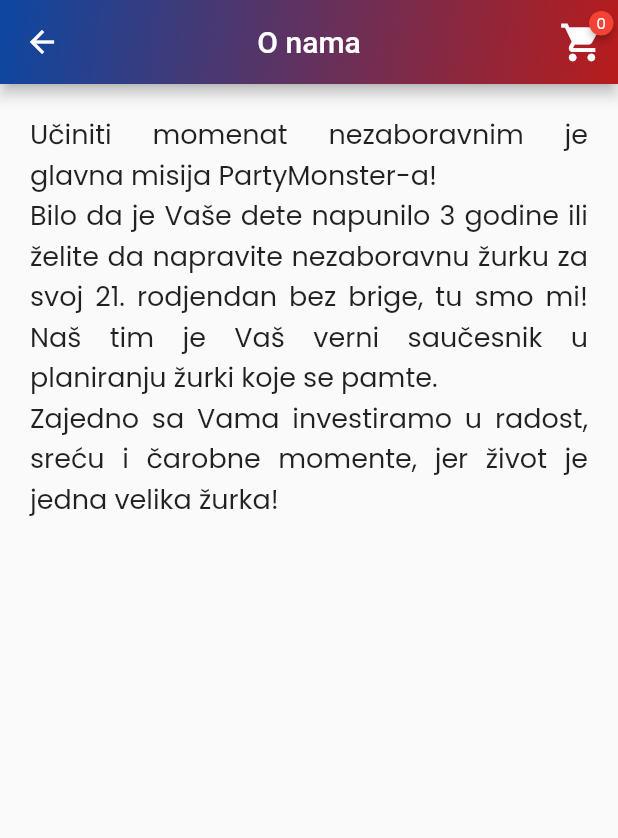
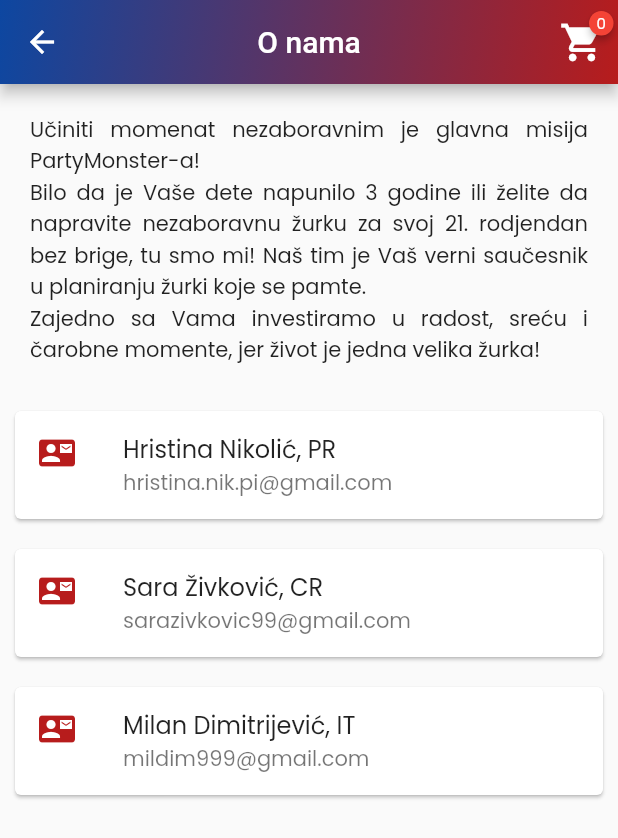
Before and after one commit to matf-pp/2021_Online_prodavnica, a Flutter app: the ONamaPage screen opened directly, on a phone screen of 412 x 824 dp. Shown: the top 838 px of the screen. Run offline on Flutter 3.47's test engine with Material 2 defaults, Android fonts, the light colour scheme and no system bars; drawn by our look-alikes of badges; our stand-ins replace carousel_pro, firebase_core, flutter_spinkit, google_fonts; missing offline and left inert: mailer; accounts and stored records are empty.

Commit message:
Updated o_nama.page

```diff
--- a/party_monster/lib/screens/o_nama_page.dart
+++ b/party_monster/lib/screens/o_nama_page.dart
@@ -49,13 +49,50 @@
               ),
             ),
           ]),
-      body: Padding(
-        padding: EdgeInsets.all(20.0),
-        child: Text(
-          'Učiniti momenat nezaboravnim je glavna misija PartyMonster-a!\nBilo da je Vaše dete napunilo 3 godine ili želite da napravite nezaboravnu žurku za svoj 21. rodjendan bez brige, tu smo mi! Naš tim je Vaš verni saučesnik u planiranju žurki koje se pamte.\nZajedno sa Vama investiramo u radost, sreću i čarobne momente, jer život je jedna velika žurka!',
-          textAlign: TextAlign.justify,
-          style: TextStyle(fontSize: 18),
-        ),
+      body: Column(
+        children: <Widget>[
+          Padding(
+            padding: EdgeInsets.all(20.0),
+            child: Text(
+              'Učiniti momenat nezaboravnim je glavna misija PartyMonster-a!\nBilo da je Vaše dete napunilo 3 godine ili želite da napravite nezaboravnu žurku za svoj 21. rodjendan bez brige, tu smo mi! Naš tim je Vaš verni saučesnik u planiranju žurki koje se pamte.\nZajedno sa Vama investiramo u radost, sreću i čarobne momente, jer život je jedna velika žurka!',
+              textAlign: TextAlign.justify,
+              style: TextStyle(fontSize: 14),
+            ),
+          ),
+          Card(
+            margin: EdgeInsets.all(10.0),
+            child: ListTile(
+              leading: Icon(
+                Icons.contact_mail,
+                color: Colors.red.shade900,
+              ),
+              title: Text('Hristina Nikolić, PR'),
+              subtitle: Text("hristina.nik.pi@gmail.com"),
+            ),
+          ),
+          Card(
+            margin: EdgeInsets.all(10.0),
+            child: ListTile(
+              leading: Icon(
+                Icons.contact_mail,
+                color: Colors.red.shade900,
+              ),
+              title: Text('Sara Živković, CR'),
+              subtitle: Text("sarazivkovic99@gmail.com"),
+            ),
+          ),
+          Card(
+            margin: EdgeInsets.all(10.0),
+            child: ListTile(
+              leading: Icon(
+                Icons.contact_mail,
+                color: Colors.red.shade900,
+              ),
+              title: Text('Milan Dimitrijević, IT'),
+              subtitle: Text('mildim999@gmail.com'),
+            ),
+          ),
+        ],
       ),
     );
   }
```
Also changed, not shown: party_monster/lib/screens/pitanja_page.dart (+0 -88 lines).
